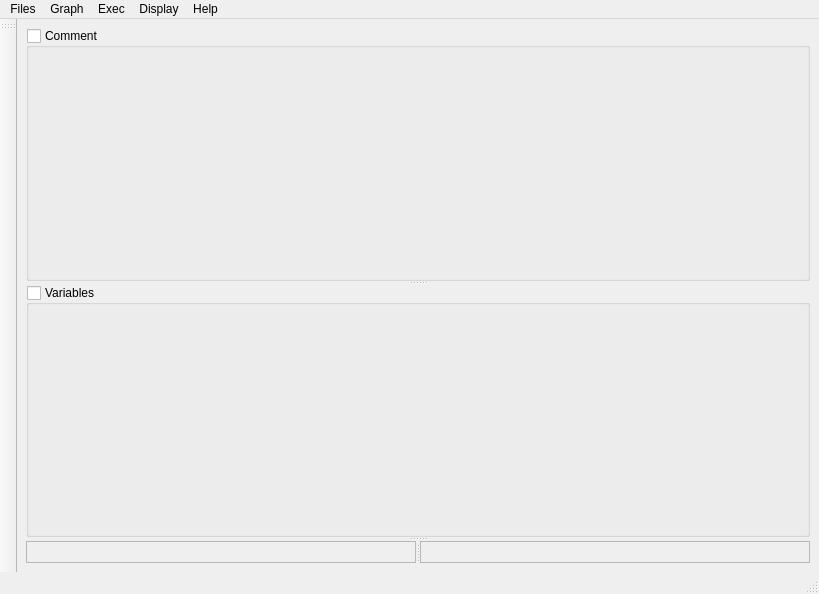
First picture: the form in appli/grapher/gui/src/grapher.ui, repository snaress/studio, before the edit.
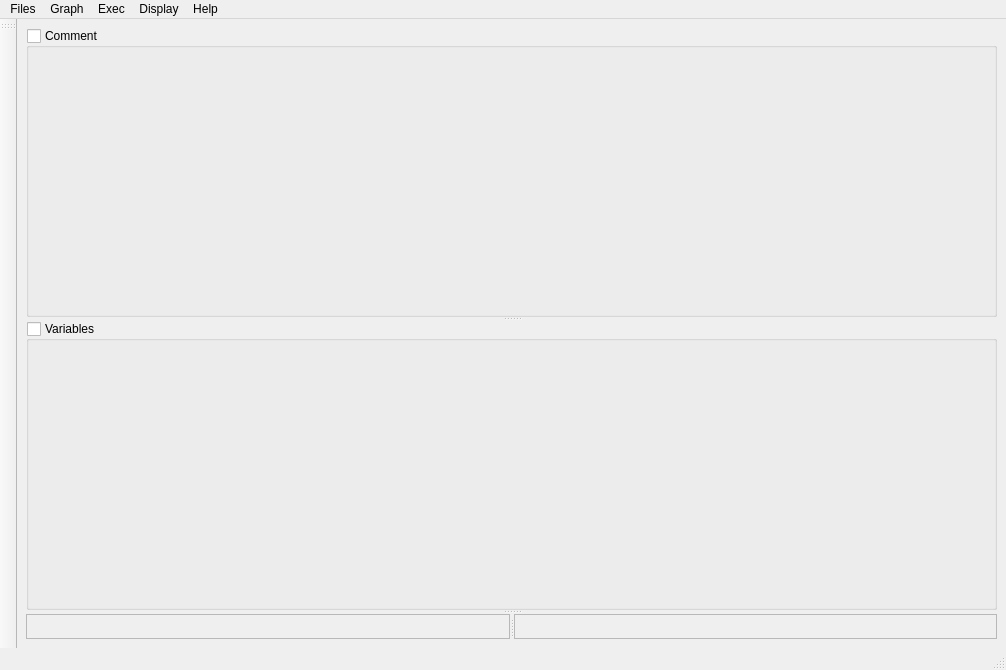
Second picture: the form after the edit.

Commit message: Grapher: Add variables widget functions, Add script widget

Diff of the .ui file:
```diff
--- a/appli/grapher/gui/src/grapher.ui
+++ b/appli/grapher/gui/src/grapher.ui
@@ -6,8 +6,8 @@
    <rect>
     <x>0</x>
     <y>0</y>
-    <width>819</width>
-    <height>594</height>
+    <width>1006</width>
+    <height>670</height>
    </rect>
   </property>
   <property name="windowTitle">
@@ -116,7 +116,7 @@
     <rect>
      <x>0</x>
      <y>0</y>
-     <width>819</width>
+     <width>1006</width>
      <height>21</height>
     </rect>
    </property>
```
The commit also changes 15 other files.
